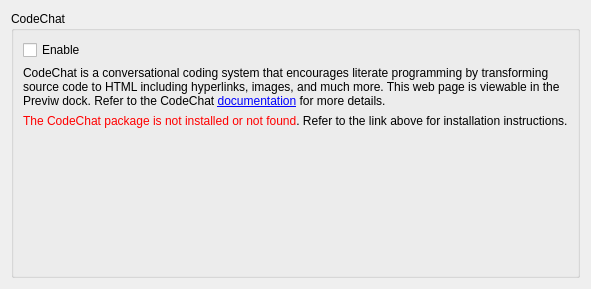
First picture: the form in enki/plugins/preview/Settings.ui, repository andreikop/enki, before the edit.
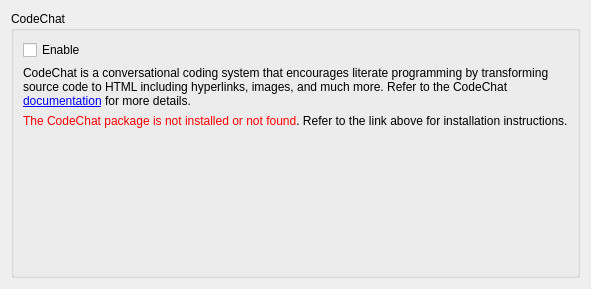
Second picture: the form after the edit.

```diff
--- a/enki/plugins/preview/Settings.ui
+++ b/enki/plugins/preview/Settings.ui
@@ -36,7 +36,7 @@
       <item>
        <widget class="QLabel" name="label">
         <property name="text">
-         <string>&lt;html&gt;&lt;head/&gt;&lt;body&gt;&lt;p&gt;CodeChat is a conversational coding system that encourages literate programming by transforming source code to HTML including hyperlinks, images, and much more. This web page is viewable in the Previw dock. Refer to the CodeChat &lt;a href=&quot;http://bitbucket.org/bjones/documentation/overview&quot;&gt;&lt;span style=&quot; text-decoration: underline; color:#0000ff;&quot;&gt;documentation&lt;/span&gt;&lt;/a&gt; for more details.&lt;/p&gt;&lt;/body&gt;&lt;/html&gt;</string>
+         <string>&lt;html&gt;&lt;head/&gt;&lt;body&gt;&lt;p&gt;CodeChat is a conversational coding system that encourages literate programming by transforming source code to HTML including hyperlinks, images, and much more. Refer to the CodeChat &lt;a href=&quot;http://bitbucket.org/bjones/documentation/overview&quot;&gt;&lt;span style=&quot; text-decoration: underline; color:#0000ff;&quot;&gt;documentation&lt;/span&gt;&lt;/a&gt; for more details.&lt;/p&gt;&lt;/body&gt;&lt;/html&gt;</string>
         </property>
         <property name="wordWrap">
          <bool>true</bool>
```
